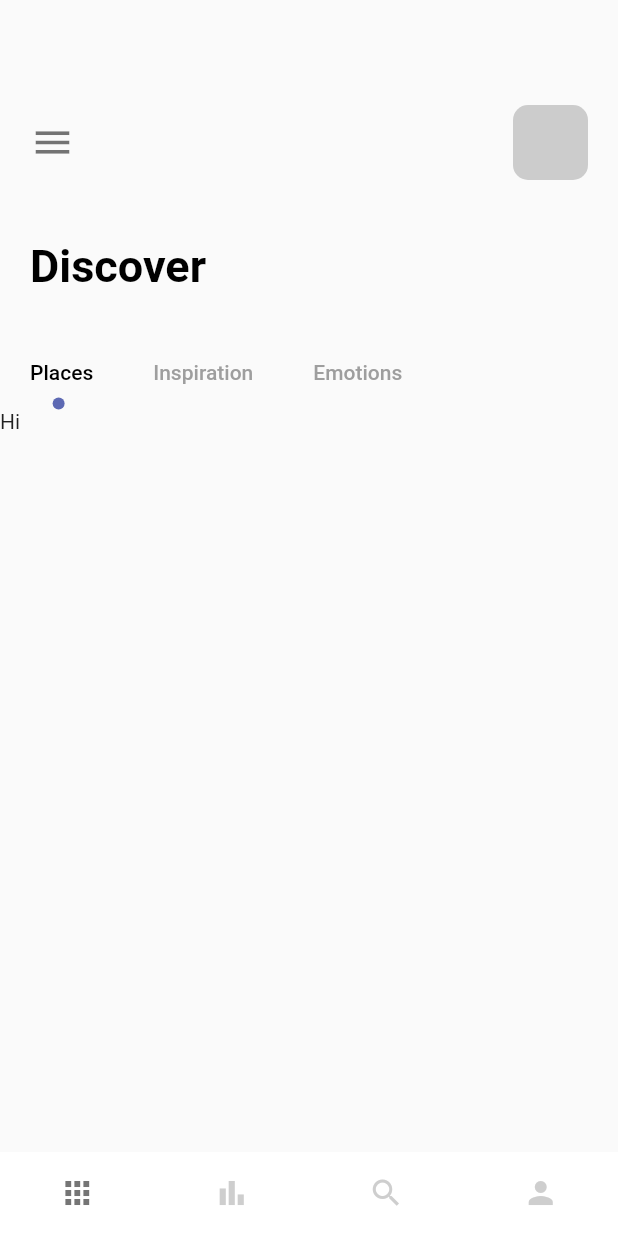
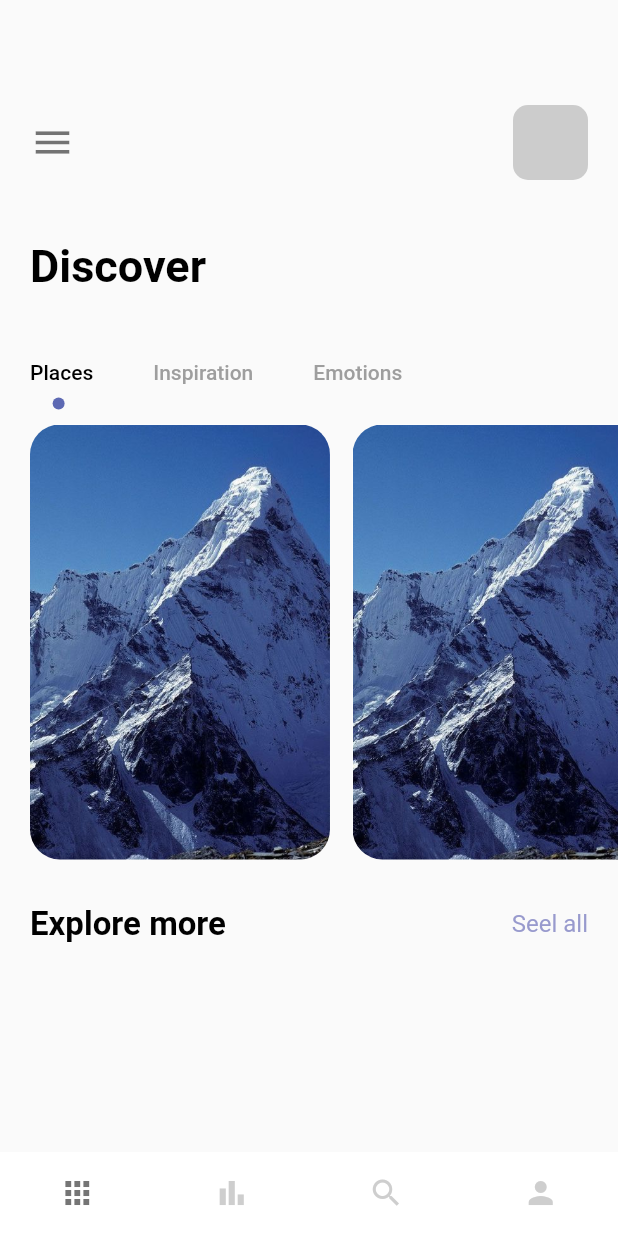
Before and after one commit to joaovieira23/travel-app, a Flutter app: the screen it shows after launch, on a phone screen of 412 x 824 dp. Run offline on Flutter 3.47's test engine with Material 2 defaults, Android fonts, the phone set to English and light mode, and no system bars.

```diff
--- a/lib/pages/navpages/home_page.dart
+++ b/lib/pages/navpages/home_page.dart
@@ -3,6 +3,7 @@ import 'package:flutter/src/foundation/key.dart';
 import 'package:flutter/src/widgets/framework.dart';
 import 'package:travel_app/misc/colors.dart';
 import 'package:travel_app/widgets/app_large_text.dart';
+import 'package:travel_app/widgets/app_text.dart';
 
 class HomePage extends StatefulWidget {
   const HomePage({Key? key}) : super(key: key);
@@ -67,15 +68,47 @@ class _HomePageState extends State<HomePage> with TickerProviderStateMixin {
               ),
             ),
             Container(
+              padding: const EdgeInsets.only(left: 20),
               height: 300,
               width: double.maxFinite,
               child: TabBarView(
                 controller: _tabController,
                 children: [
-                  Text("Hi"),
+                  ListView.builder(
+                    itemCount: 3,
+                    scrollDirection: Axis.horizontal,
+                    itemBuilder: (BuildContext context, int index) {
+                      return Container(
+                        margin: const EdgeInsets.only(right: 15, top: 10),
+                        width: 200,
+                        height: 300,
+                        decoration: BoxDecoration(
+                          borderRadius: BorderRadius.circular(20),
+                          color: Colors.white,
+                          image: DecorationImage(
+                            image: AssetImage(
+                              "img/mountain.jpeg"
+                            ),
+                            fit: BoxFit.cover
+                          )
+                        ),
+                      );
+                     },
+                  ),
                   Text("There"),
                   Text("Bye"),
                 ]),
+              ),
+              SizedBox(height: 30,),
+              Container(
+                margin: const EdgeInsets.only(left: 20, right: 20),
+                child: Row(
+                  mainAxisAlignment: MainAxisAlignment.spaceBetween,
+                  children: [
+                    AppLargeText(text: "Explore more", size: 22,),
+                    AppText(text: 'Seel all', color: AppColors.textColor1,)
+                  ],
+                ),
               )
             ],
           ),
```
